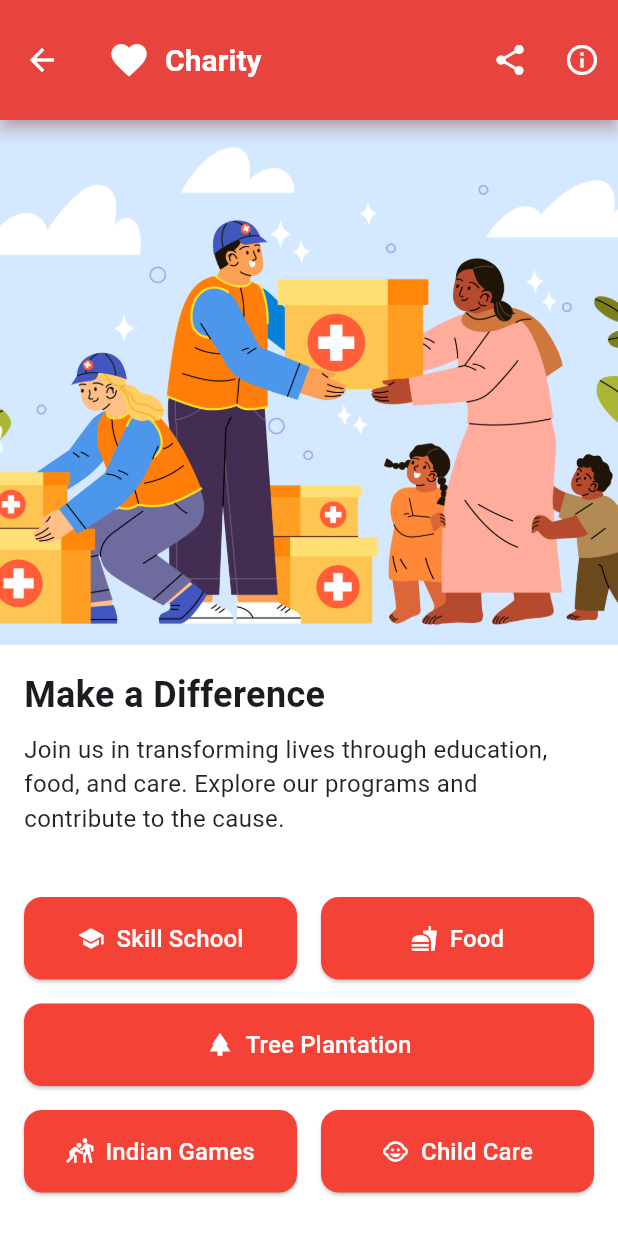
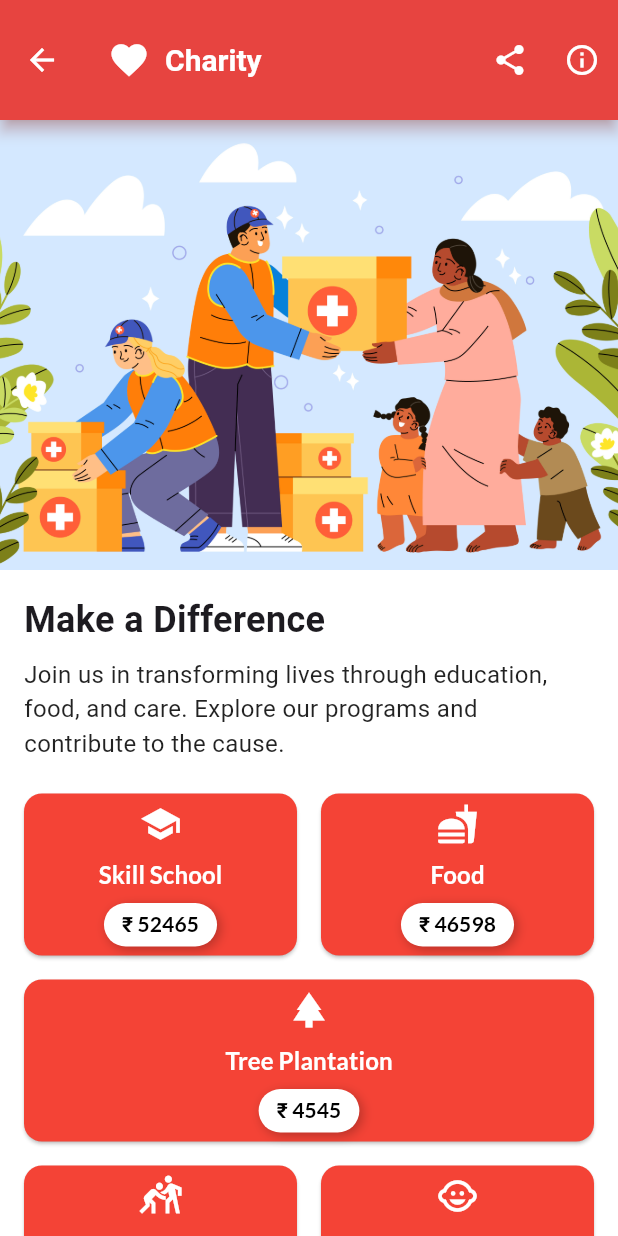
Before and after one commit to Rutu83/A-J-hub, a Flutter app: the CharityPage screen opened directly, on a phone screen of 412 x 824 dp. Run offline on Flutter 3.47's test engine with Material 3 defaults, Android fonts, the phone set to English and light mode, and no system bars; our stand-ins replace cached_network_image, carousel_slider, country_picker, dotted_border, fl_chart, flutter_screenutil and 10 more; accounts and stored records are empty; generated files the repository leaves out were written again; network calls fail; project files that could hold a hidden picture were left out.

Commit message:
2/12/2024

```diff
--- a/lib/arth_screens/login_screen.dart
+++ b/lib/arth_screens/login_screen.dart
@@ -8,6 +8,7 @@ import 'package:allinone_app/screens/dashbord_screen.dart';
 import 'package:allinone_app/screens/forgot_screen.dart';
 import 'package:allinone_app/splash_screen.dart';
 import 'package:allinone_app/utils/constant.dart';
+import 'package:flutter/foundation.dart';
 import 'package:flutter/material.dart';
 import 'package:flutter_screenutil/flutter_screenutil.dart';
 import 'package:google_fonts/google_fonts.dart';
@@ -86,7 +87,9 @@ class LoginScreenState extends State<LoginScreen> with SingleTickerProviderState
         await setValue(IS_REMEMBERED, isRemember);
       }
     }).catchError((e) {
-      print('.............................$e');
+      if (kDebugMode) {
+        print('.............................$e');
+      }
 
       setState(() {
         _isLoading = false;
--- a/lib/screens/charity_screen.dart
+++ b/lib/screens/charity_screen.dart
@@ -1,5 +1,4 @@
 import 'package:flutter/material.dart';
-import 'package:flutter_screenutil/flutter_screenutil.dart';
 import 'package:google_fonts/google_fonts.dart';
 
 class CharityPage extends StatelessWidget {
@@ -72,7 +71,7 @@ class CharityPage extends StatelessWidget {
           children: [
             // Background image with onTap gesture
             Container(
-              height: 350,
+              height: 300,
               width: double.infinity,
               child: GestureDetector(
                 onTap: () {
@@ -113,7 +112,7 @@ class CharityPage extends StatelessWidget {
               ),
             ),
 
-            const SizedBox(height: 25),
+            const SizedBox(height: 6),
             // Buttons
             Padding(
               padding: const EdgeInsets.all(16.0),
@@ -124,20 +123,22 @@ class CharityPage extends StatelessWidget {
                     mainAxisAlignment: MainAxisAlignment.spaceEvenly,
                     children: [
                       Expanded(
-                        child: buildButton(
+                        child: buildCustomButton(
                           context,
                           'Skill School',
                           Icons.school,
+                          '₹ 52465',
                           Colors.red,
                               () => showCustomBottomSheet(context, buildSkillSchoolContent()),
                         ),
                       ),
                       const SizedBox(width: 16),
                       Expanded(
-                        child: buildButton(
+                        child: buildCustomButton(
                           context,
                           'Food',
                           Icons.fastfood,
+                          '₹ 46598',
                           Colors.red,
                               () => showCustomBottomSheet(context, buildFoodContent()),
                         ),
@@ -149,10 +150,11 @@ class CharityPage extends StatelessWidget {
                     mainAxisAlignment: MainAxisAlignment.center,
                     children: [
                       Expanded(
-                        child: buildButton(
+                        child: buildCustomButton(
                           context,
                           'Tree Plantation',
                           Icons.park,
+                          '₹ 4545',
                           Colors.red,
                               () => showCustomBottomSheet(context, buildTreePlantationContent()),
                         ),
@@ -164,87 +166,93 @@ class CharityPage extends StatelessWidget {
                     mainAxisAlignment: MainAxisAlignment.spaceEvenly,
                     children: [
                       Expanded(
-                        child: buildButton(
+                        child: buildCustomButton(
                           context,
                           'Indian Games',
                           Icons.sports_kabaddi,
+                          '₹ 7567',
                           Colors.red,
                               () => showCustomBottomSheet(context, buildIndianGamesContent()),
                         ),
                       ),
                       const SizedBox(width: 16),
                       Expanded(
-                        child: buildButton(
+                        child: buildCustomButton(
                           context,
                           'Child Care',
                           Icons.child_care,
+                          '₹ 8756',
                           Colors.red,
                               () => showCustomBottomSheet(context, buildChildCareContent()),
                         ),
                       ),
                     ],
                   ),
-
-                  // const SizedBox(height: 16),
-                  // Container(
-                  //   color: Colors.grey.shade200,
-                  //   padding: const EdgeInsets.symmetric(vertical: 26, horizontal: 16),
-                  //   child: Column(
-                  //     children: [
-                  //       const Text(
-                  //         "Contact Us",
-                  //         style: TextStyle(
-                  //           fontSize: 18,
-                  //           fontWeight: FontWeight.bold,
-                  //         ),
-                  //       ),
-                  //       const SizedBox(height: 8),
-                  //       Row(
-                  //         mainAxisAlignment: MainAxisAlignment.spaceBetween,
-                  //         children: [
-                  //           IconButton(
-                  //             onPressed: () {},
-                  //             icon: const Icon(Icons.email, color: Colors.red),
-                  //           ),
-                  //           IconButton(
-                  //             onPressed: () {},
-                  //             icon: const Icon(Icons.phone, color: Colors.red),
-                  //           ),
-                  //           IconButton(
-                  //             onPressed: () {},
-                  //             icon: const Icon(Icons.web, color: Colors.red),
-                  //           ),
-                  //         ],
-                  //       ),
-                  //     ],
-                  //   ),
-                  // ),
                 ],
               ),
             ),
+
+
           ],
         ),
       ),
     );
   }
 
-  Widget buildButton(BuildContext context, String title, IconData icon, Color color, VoidCallback onTap) {
-    return ElevatedButton.icon(
-      onPressed: onTap,
-      icon: Icon(icon, color: Colors.white), // White icon color
-      label: Text(
-        title,
-        style: const TextStyle(fontSize: 16, color: Colors.white), // White text color
-      ),
+
+
+  Widget buildCustomButton(BuildContext context, String title, IconData icon, String amount, Color color, VoidCallback onPressed) {
+    return ElevatedButton(
       style: ElevatedButton.styleFrom(
-        backgroundColor: color, // Red background color
-        padding: const EdgeInsets.symmetric(vertical: 16, horizontal: 20),
+        backgroundColor: color,
         shape: RoundedRectangleBorder(
           borderRadius: BorderRadius.circular(12),
         ),
+        padding: const EdgeInsets.symmetric(vertical: 6, horizontal: 12),
+      ),
+      onPressed: onPressed,
+      child: Column(
+        mainAxisSize: MainAxisSize.min,
+        children: [
+          Icon(icon, size: 28, color: Colors.white),
+          const SizedBox(height: 8), // Space between icon and title
+          Text(
+            title,
+            style: GoogleFonts.lato( // Applying Google Font to the title
+              fontSize: 16,
+              fontWeight: FontWeight.bold,
+              color: Colors.white,
+            ),
+          ),
+          const SizedBox(height: 8), // Space between title and amount
+          Container(
+            padding: const EdgeInsets.symmetric(vertical: 4, horizontal: 12),
+            decoration: BoxDecoration(
+              color: Colors.white, // Background color for counter
+              borderRadius: BorderRadius.circular(20), // Rounded corners
+              boxShadow: [
+                BoxShadow(
+                  color: Colors.black26,
+                  blurRadius: 6, // Spread of the shadow
+                  offset: Offset(2, 2), // Position of the shadow
+                ),
+              ],
+            ),
+            child: Text(
+              amount,
+              style: GoogleFonts.lato( // Applying Google Font to the amount
+                fontSize: 14,
+                fontWeight: FontWeight.bold,
+                color: Colors.black, // Text color for contrast
+              ),
+            ),
+          ),
+        ],
       ),
     );
   }
+
+
 
   void showCustomBottomSheet(BuildContext context, Widget content) {
     showModalBottomSheet(
--- a/lib/screens/profile_screen.dart
+++ b/lib/screens/profile_screen.dart
@@ -87,6 +87,8 @@ class _ProfileScreenState extends State<ProfileScreen> {
       });
 
       Map<String, dynamic> userDetail = await getUserDetail();
+
+      print('/////////////////////////$userDetail');
 
       setState(() {
         userId = userDetail['_id'];
@@ -480,7 +482,7 @@ class _ProfileScreenState extends State<ProfileScreen> {
                 ),
               );
             }
-          } else if (label == "Active User") {
+          } else if (label == "Activation") {
 
 
               Navigator.push(
```
Also changed, not shown: lib/arth_screens/signup_screen.dart (+82 -82 lines), lib/model/transaction_model.dart (+12 -6 lines), lib/screens/active_user_screen.dart (+36 -23 lines), lib/screens/transaction_history.dart (+29 -7 lines).
